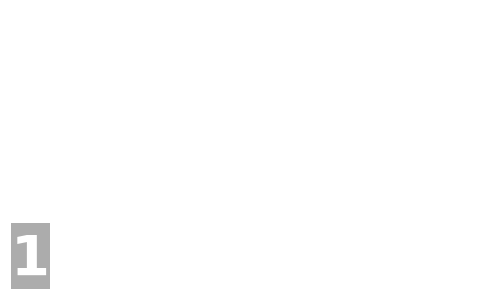
The window that BrokenTC2/TC/Widget_gearDisplay.ui (BrokenGameNoob/BrokenTC2) describes before a commit, drawn with Qt 5; both pictures show x 0 to 480 and y 0 to 300 of the 748 by 300 pixel window.
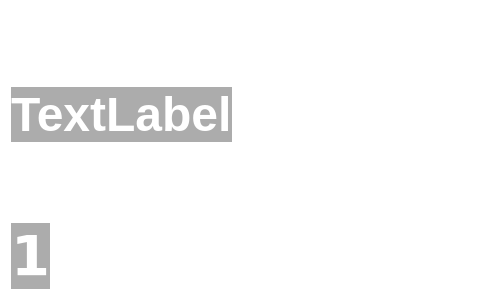
The same window after the commit.

Commit message: Added a gear change mode notification + minor strings changes

The edit to the form file:
```diff
--- a/BrokenTC2/TC/Widget_gearDisplay.ui
+++ b/BrokenTC2/TC/Widget_gearDisplay.ui
@@ -17,7 +17,42 @@
    <string notr="true">background-color:transparent;color:rgb(255,255,255)</string>
   </property>
   <layout class="QGridLayout" name="gridLayout">
-   <item row="1" column="0">
+   <item row="1" column="0" colspan="2">
+    <widget class="QLabel" name="lbl_clutchMode">
+     <property name="sizePolicy">
+      <sizepolicy hsizetype="Maximum" vsizetype="Preferred">
+       <horstretch>0</horstretch>
+       <verstretch>0</verstretch>
+      </sizepolicy>
+     </property>
+     <property name="font">
+      <font>
+       <pointsize>36</pointsize>
+       <bold>true</bold>
+      </font>
+     </property>
+     <property name="styleSheet">
+      <string notr="true">background-color:rgba(79, 79, 79, 120)</string>
+     </property>
+     <property name="text">
+      <string>TextLabel</string>
+     </property>
+    </widget>
+   </item>
+   <item row="2" column="0">
+    <spacer name="verticalSpacer_2">
+     <property name="orientation">
+      <enum>Qt::Vertical</enum>
+     </property>
+     <property name="sizeHint" stdset="0">
+      <size>
+       <width>20</width>
+       <height>40</height>
+      </size>
+     </property>
+    </spacer>
+   </item>
+   <item row="3" column="0">
     <widget class="QLabel" name="label">
      <property name="font">
       <font>
@@ -43,21 +78,8 @@
      </property>
     </widget>
    </item>
-   <item row="0" column="0">
-    <spacer name="verticalSpacer">
-     <property name="orientation">
-      <enum>Qt::Vertical</enum>
-     </property>
-     <property name="sizeHint" stdset="0">
-      <size>
-       <width>20</width>
-       <height>40</height>
-      </size>
-     </property>
-    </spacer>
-   </item>
-   <item row="0" column="1" rowspan="2">
-    <spacer name="horizontalSpacer">
+   <item row="3" column="1">
+    <spacer name="horizontalSpacer_2">
      <property name="orientation">
       <enum>Qt::Horizontal</enum>
      </property>
@@ -69,6 +91,19 @@
      </property>
     </spacer>
    </item>
+   <item row="0" column="0">
+    <spacer name="verticalSpacer">
+     <property name="orientation">
+      <enum>Qt::Vertical</enum>
+     </property>
+     <property name="sizeHint" stdset="0">
+      <size>
+       <width>20</width>
+       <height>40</height>
+      </size>
+     </property>
+    </spacer>
+   </item>
   </layout>
  </widget>
  <resources/>
```
The commit also changes 3 other files.
